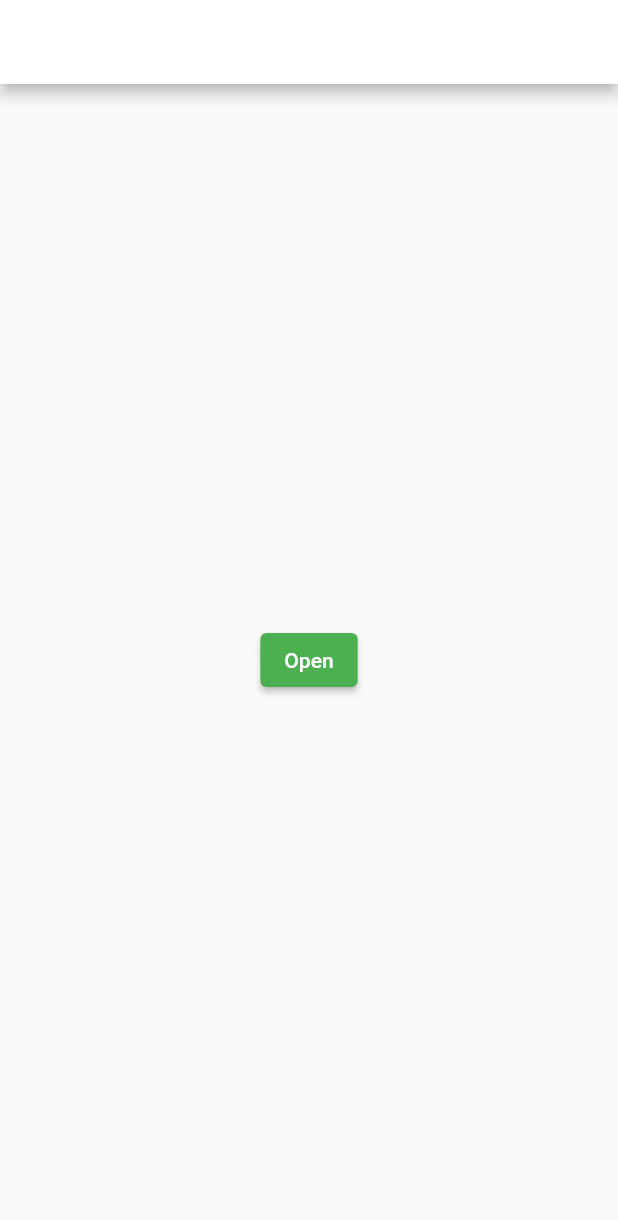
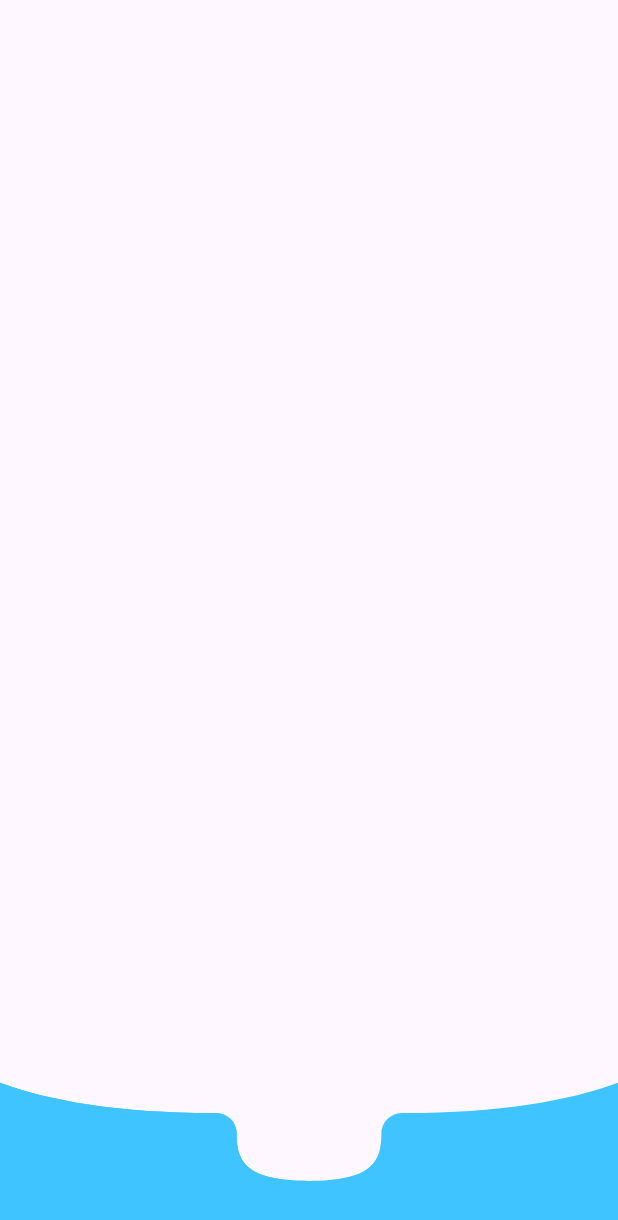
Before and after one commit to Tolulope05/flutter_pratical_challenge, a Flutter app: the screen it shows after launch, on a phone screen of 412 x 824 dp. Shown: the top 1220 px of the screen. Run offline on Flutter 3.47's test engine with Material 2 defaults, Android fonts, the light colour scheme and no system bars; our stand-ins replace adaptive_theme, avatar_glow, chewie, device_info_plus, fluttertoast, image_gallery_saver and 8 more; missing offline and left inert: highlight_text, speed_dial_fab, video_thumbnail.

Commit message:
curved bottom navbar screen

```diff
--- a/lib/15_gabby_aid_learning_pattern/curvd_bottom_navbar.dart
+++ b/lib/15_gabby_aid_learning_pattern/curvd_bottom_navbar.dart
@@ -1,27 +1,8 @@
 import 'package:flutter/material.dart';
 import 'dart:math';
 
-void main() {
-  runApp(const MyApp());
-}
-
-class MyApp extends StatelessWidget {
-  const MyApp({super.key});
-
-  @override
-  Widget build(BuildContext context) {
-    return MaterialApp(
-      title: 'Flutter Demo',
-      theme: ThemeData(
-        useMaterial3: true,
-      ),
-      home: const HomeScreen(),
-    );
-  }
-}
-
-class HomeScreen extends StatelessWidget {
-  const HomeScreen({Key? key}) : super(key: key);
+class CurvedBottomNavBarContainerScreen extends StatelessWidget {
+  const CurvedBottomNavBarContainerScreen({Key? key}) : super(key: key);
 
   @override
   Widget build(BuildContext context) {
--- a/lib/main.dart
+++ b/lib/main.dart
@@ -1,10 +1,8 @@
 import 'package:flutter/material.dart';
 import 'package:flutter_pratical_challenge/08_status_saver/app_one/08_flutter_status_saver.dart';
-import 'package:flutter_pratical_challenge/15_gabby_aid_learning_pattern/custom_butonsheet.dart';
 import 'package:provider/provider.dart';
 
-import '15_gabby_aid_learning_pattern/dismissible_botton_navbar.dart';
-import '15_gabby_aid_learning_pattern/spiral__image.dart';
+import '15_gabby_aid_learning_pattern/curvd_bottom_navbar.dart';
 
 void main() {
   runApp(const MyApp());
@@ -27,16 +25,18 @@ class MyApp extends StatelessWidget {
             theme: ThemeData(
               primarySwatch: Colors.green,
               visualDensity: VisualDensity.adaptivePlatformDensity,
+              useMaterial3: true,
             ),
             // home: const DismissibleBotomNav(
             //   title: "Some text",
             // ),
-            home: const CustomBtmSheet(
-              title: "Spiral Image",
-            ),
+            // home: const CustomBtmSheet(
+            //   title: "Spiral Image",
+            // ),
             // home: const SpiralImage(
             //   title: "Spiral Image",
             // ),
+            home: const CurvedBottomNavBarContainerScreen(),
           );
         });
   }
```
